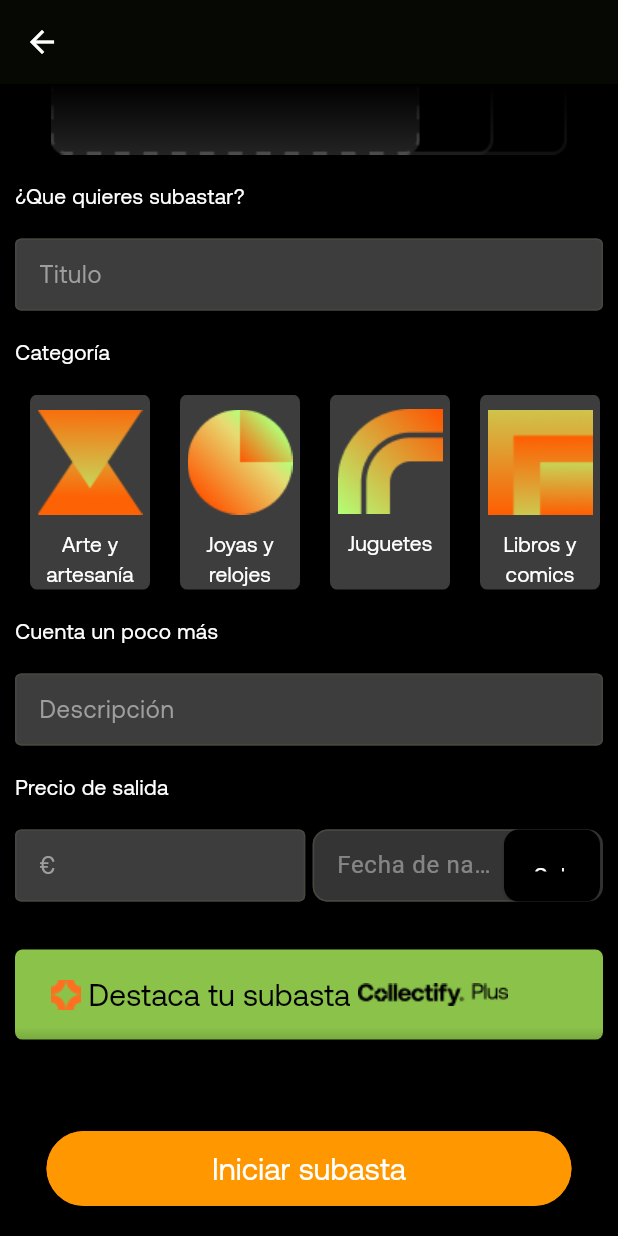
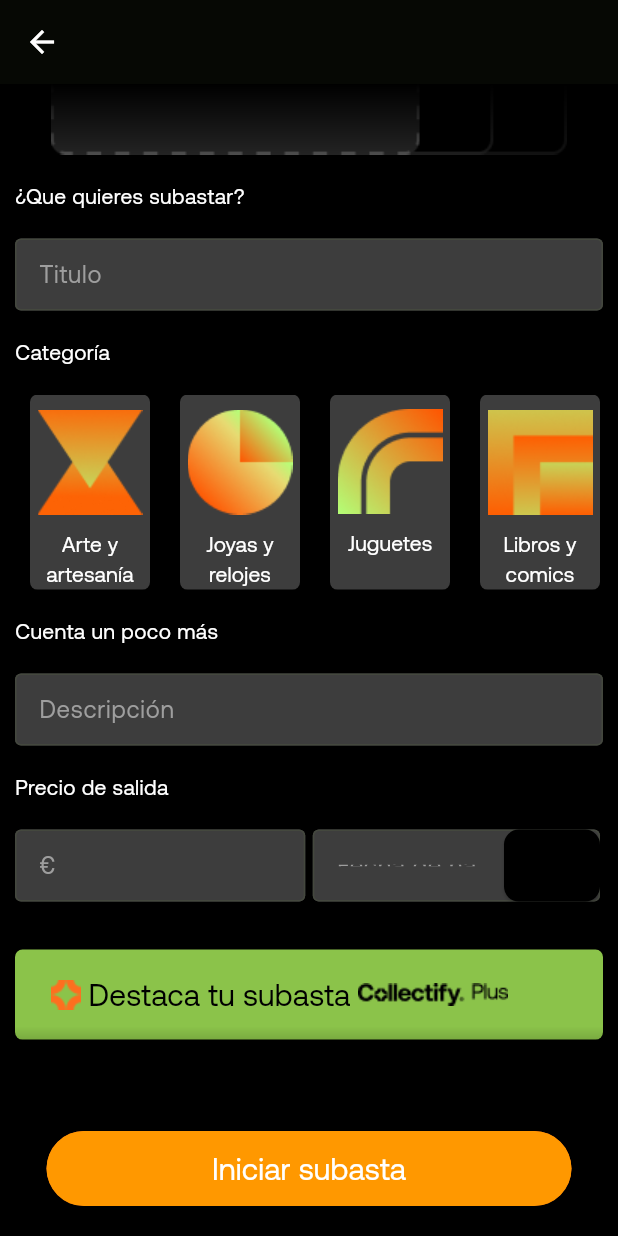
Before and after one commit to grecomatteo/CollectifyApp, a Flutter app: the VentanaAnadirSubasta screen opened directly, scrolled down 321 dp, on a phone screen of 412 x 824 dp. Run offline on Flutter 3.47's test engine with Material 2 defaults, Android fonts, the light colour scheme and no system bars; our stand-ins replace flutter_local_notifications, image_picker, share_plus, shared_preferences; missing offline and left inert: google_mlkit_image_labeling, google_mlkit_translation, mysql1, uni_links3, workmanager; accounts and stored records are empty.

Commit message:
Practicamente done

```diff
--- a/lib/VentanaAnadirSubasta.dart
+++ b/lib/VentanaAnadirSubasta.dart
@@ -580,11 +580,6 @@ class _AddProductFormState extends State<AddProductForm> {
                                   Expanded(
                                     child: Container(
                                       padding: const EdgeInsets.only(right: 2),
-                                      decoration: const BoxDecoration(
-                                        color: Color.fromRGBO(52, 52, 52, 1),
-                                        borderRadius:
-                                        BorderRadius.all(Radius.circular(10)),
-                                      ),
                                       child: TextFormField(
                                         controller: fechaFinalController,
                                         style: const TextStyle(
@@ -594,7 +589,11 @@ class _AddProductFormState extends State<AddProductForm> {
                                         ),
                                         readOnly: true,
                                         decoration: InputDecoration(
-                                          labelText: 'Fecha de nacimiento',
+                                          hintText: 'Fecha de nacimiento',
+                                          hintStyle: const TextStyle(
+                                            color: Colors.grey,
+                                            fontFamily: 'Aeonik',
+                                          ),
                                           suffixStyle: const TextStyle(
                                             color: Colors.white,
                                             fontSize: 15,
@@ -614,7 +613,7 @@ class _AddProductFormState extends State<AddProductForm> {
                                               padding: const EdgeInsets.all(20.0),
                                             ),
                                             child: const Text(
-                                              'Seleccionar Fecha',
+                                              '',
                                               style: TextStyle(
                                                 color: Colors.white,
                                                 fontSize: 15,
@@ -626,16 +625,8 @@ class _AddProductFormState extends State<AddProductForm> {
                                           labelStyle: TextStyle(
                                               color: Color.fromRGBO(255, 255, 255, 0.4)),
                                           filled: true,
-                                          fillColor: Color.fromRGBO(52, 52, 52, 1),
-                                          border: const OutlineInputBorder(
-                                            borderRadius:
-                                            BorderRadius.all(Radius.circular(10)),
-                                          ),
-                                          focusedBorder: const OutlineInputBorder(
-                                            borderSide: BorderSide(
-                                                color: Color.fromRGBO(179, 255, 119, 1),
-                                                width: 2.0),
-                                          ),
+                                          fillColor: Colors.white24,
+                                          border: OutlineInputBorder(),
                                         ),
                                       ),
                                     )
```
